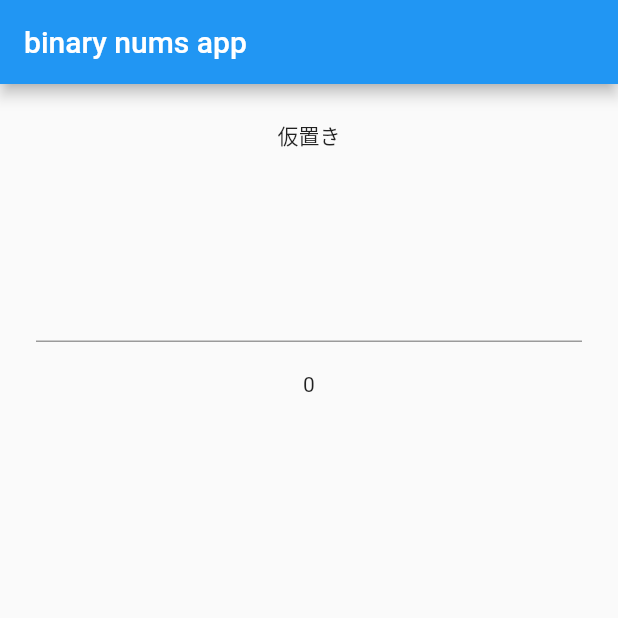
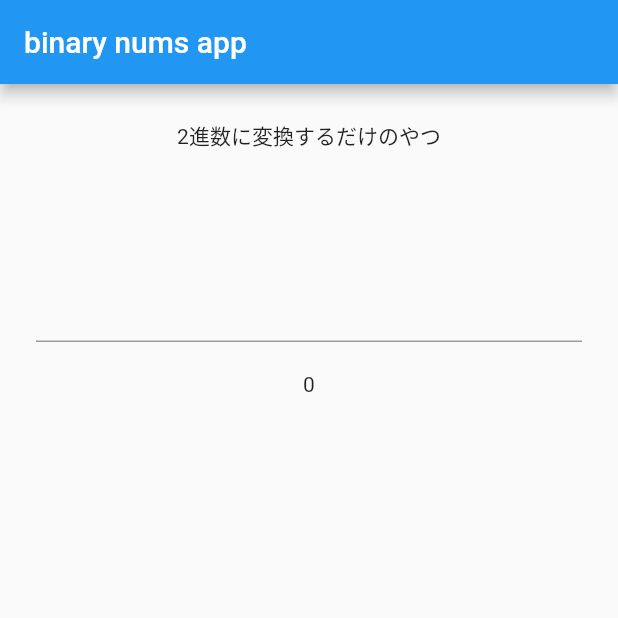
Before and after one commit to hirotimes/binary_nums, a Flutter app: the screen it shows after launch, on a phone screen of 412 x 824 dp, the top half of it. Run offline on Flutter 3.47's test engine with Material 2 defaults, Android fonts, the phone set to English and light mode, and no system bars; our stand-ins replace flutter_riverpod.

Commit message:
feat: fixed text

```diff
--- a/lib/ui/binary_nums.dart
+++ b/lib/ui/binary_nums.dart
@@ -38,7 +38,7 @@ class BinaryNums extends ConsumerWidget {
           children: [
             const SizedBox(
               height: 100,
-              child: Text('仮置き'),
+              child: Text('2進数に変換するだけのやつ'),
             ),
             TextFormField(
               controller: decimalNumberController,
@@ -75,9 +75,7 @@ class BinaryNums extends ConsumerWidget {
             ),
             SizedBox(
               height: 30,
-              // child: Text(binaryNumberProvider.state),
-              // child: Text(ref.watch(_binaryNumberProvider)),
-              child: Text(binaryNumberProvider.state),
+              child: Text(ref.watch(_binaryNumberProvider)),
             )
           ],
         ),
```
